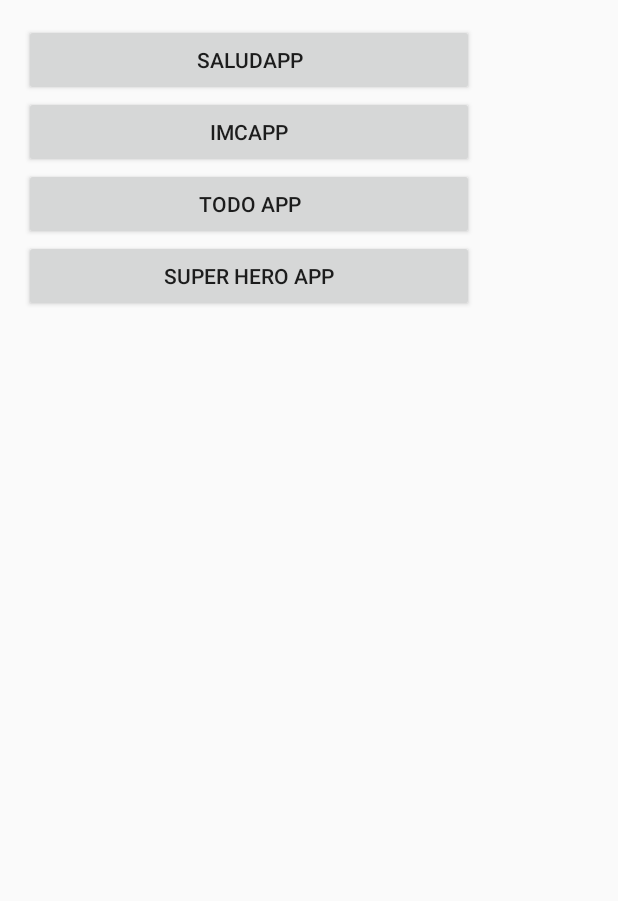
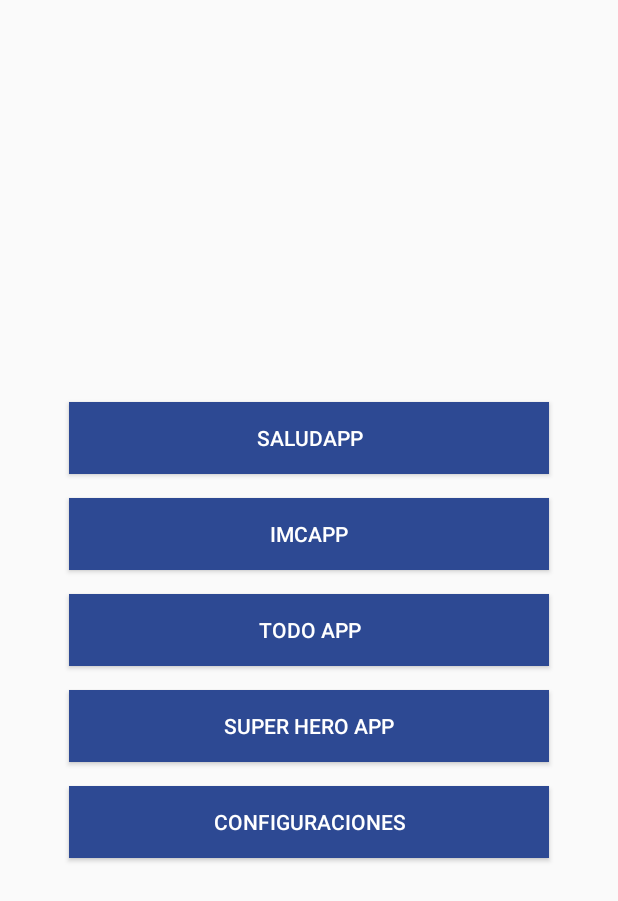
Before and after one commit to Hugofullstack/MiPrimeraApp, an Android app: the screen it shows after launch (MenuActivity), on a phone screen of 412 x 824 dp. Shown: the top 901 px of the screen. Run offline under Robolectric (Android 15) with nearby library versions, the phone set to English and light mode, and no system bars.

Commit message:
App terminada

```diff
--- a/app/src/main/java/com/example/miprimeraapp/MenuActivity.kt
+++ b/app/src/main/java/com/example/miprimeraapp/MenuActivity.kt
@@ -6,6 +6,7 @@ import android.widget.Button
 import androidx.appcompat.app.AppCompatActivity
 import com.example.miprimeraapp.firstapp.FirstAppActivity
 import com.example.miprimeraapp.imccalculator.ImcCalculatorActivity
+import com.example.miprimeraapp.settings.SettingsActivity
 import com.example.miprimeraapp.superheroapp.SuperHeroListActivity
 import com.example.miprimeraapp.todoapp.TodoActivity
 
@@ -18,11 +19,18 @@ class MenuActivity : AppCompatActivity() {
         val btnImcApp = findViewById<Button>(R.id.btnIMCApp)
         val btnTODO = findViewById<Button>(R.id.btnTODO)
         val btnSuperHero = findViewById<Button>(R.id.btnSuperHero)
+        val btnSettings = findViewById<Button>(R.id.btnSettings)
 
         btnSaludApp.setOnClickListener { navigateToSaludApp() }
         btnImcApp.setOnClickListener { navigateToImcApp() }
         btnTODO.setOnClickListener { navigateToTodoApp() }
         btnSuperHero.setOnClickListener { navigateToSuperHeroApp() }
+        btnSettings.setOnClickListener { navigateToSettings() }
+    }
+
+    private fun navigateToSettings() {
+        val intent = Intent(this, SettingsActivity::class.java)
+        startActivity(intent)
     }
 
     private fun navigateToTodoApp() {
--- a/app/src/main/java/com/example/miprimeraapp/firstapp/ResultActivity.kt
+++ b/app/src/main/java/com/example/miprimeraapp/firstapp/ResultActivity.kt
@@ -13,6 +13,6 @@ class ResultActivity : AppCompatActivity() {
         setContentView(R.layout.activity_result)
         val tvResult = findViewById<TextView>(R.id.tvResult)
         val name: String = intent.extras?.getString("EXTRA_NAME").orEmpty()
-        tvResult.text = "Hola amigo $name"
+        tvResult.text = "HOLA AMIG@ $name"
         }
     }
--- a/app/src/main/java/com/example/miprimeraapp/imccalculator/ResultIMCActivity.kt
+++ b/app/src/main/java/com/example/miprimeraapp/imccalculator/ResultIMCActivity.kt
@@ -26,7 +26,7 @@ class ResultIMCActivity : AppCompatActivity() {
     }
 
     private fun initListeners() {
-        btnRecalculate.setOnClickListener { onBackPressedDispatcher }
+        btnRecalculate.setOnClickListener { onBackPressed() }
     }
 
     private fun initUI(result: Double) {
--- a/app/src/main/res/layout/activity_menu.xml
+++ b/app/src/main/res/layout/activity_menu.xml
@@ -5,31 +5,53 @@
     android:layout_height="match_parent"
     android:layout_margin="16dp"
     android:orientation="vertical"
+    android:gravity="center"
     tools:context=".MenuActivity">
 
     <Button
         android:id="@+id/btnSaludApp"
-        android:layout_width="300dp"
+        android:layout_width="320dp"
+        android:background="@color/todo_background_todo_app"
+        android:layout_marginTop="16dp"
+        android:textColor="@color/white"
         android:layout_height="wrap_content"
         android:text="@string/SaludApp" />
 
     <Button
         android:id="@+id/btnIMCApp"
-        android:layout_width="300dp"
+        android:layout_width="320dp"
+        android:background="@color/todo_background_todo_app"
+        android:layout_marginTop="16dp"
+        android:textColor="@color/white"
         android:layout_height="wrap_content"
         android:text="@string/IMCApp" />
 
     <Button
         android:id="@+id/btnTODO"
-        android:layout_width="300dp"
+        android:layout_width="320dp"
+        android:background="@color/todo_background_todo_app"
+        android:layout_marginTop="16dp"
+        android:textColor="@color/white"
         android:layout_height="wrap_content"
         android:text="@string/TODOApp" />
 
     <Button
         android:id="@+id/btnSuperHero"
-        android:layout_width="300dp"
+        android:layout_width="320dp"
+        android:background="@color/todo_background_todo_app"
+        android:layout_marginTop="16dp"
+        android:textColor="@color/white"
         android:layout_height="wrap_content"
         android:text="@string/SuperHeroApp" />
 
+    <Button
+        android:id="@+id/btnSettings"
+        android:layout_width="320dp"
+        android:background="@color/todo_background_todo_app"
+        android:layout_marginTop="16dp"
+        android:textColor="@color/white"
+        android:layout_height="wrap_content"
+        android:text="@string/Settings" />
+
 
 </LinearLayout>
--- a/app/src/main/res/layout/activity_result.xml
+++ b/app/src/main/res/layout/activity_result.xml
@@ -11,6 +11,7 @@
         android:layout_width="wrap_content"
         android:layout_height="wrap_content"
         android:textSize="35sp"
+        android:textStyle="bold"
         android:layout_gravity="center"
         android:textColor="@color/teal_200"/>
 
--- a/app/src/main/res/values/colors.xml
+++ b/app/src/main/res/values/colors.xml
@@ -39,4 +39,6 @@
     <color name="superhero_stat_power">#FFEB3B</color>
     <color name="superhero_stat_combat">#673AB7</color>
 
+    <color name="settings_text_title">#000000</color>
+
 </resources>
```
Also changed, not shown: app/build.gradle.kts (+8 -0 lines), app/src/main/AndroidManifest.xml (+18 -7 lines), app/src/main/res/values/strings.xml (+10 -0 lines).
